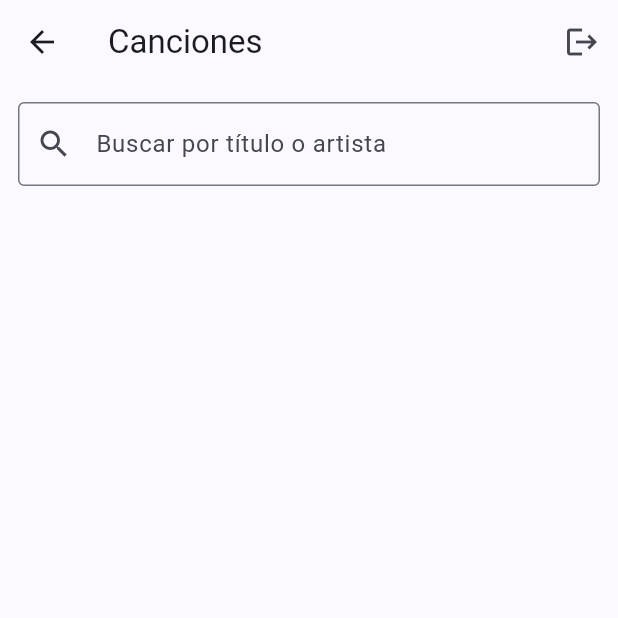
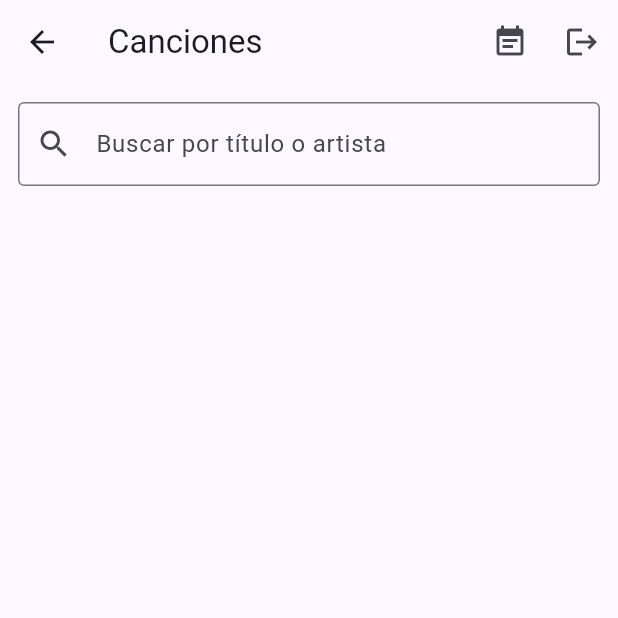
Before and after one commit to Aether-Developers-UY/arc, a Flutter app: the SongListScreen screen opened directly, on a phone screen of 412 x 824 dp, the top half of it. Run offline on Flutter 3.47's test engine with Material 3 defaults, Android fonts, the phone set to English and light mode, and no system bars; our stand-ins replace audioplayers, dio, file_picker, flutter_riverpod, flutter_secure_storage, shared_preferences; accounts and stored records are empty; network calls fail.

Commit message:
Add navigation entry point to setlists from the song list
Co-Authored-By: Claude Sonnet 5 <noreply@anthropic.com>

```diff
--- a/arc_app/lib/features/songs/song_list_screen.dart
+++ b/arc_app/lib/features/songs/song_list_screen.dart
@@ -2,6 +2,7 @@ import 'package:flutter/material.dart';
 import 'package:flutter_riverpod/flutter_riverpod.dart';
 
 import '../auth/auth_provider.dart';
+import '../setlists/setlist_list_screen.dart';
 import 'song_detail_screen.dart';
 import 'song_editor_screen.dart';
 import 'song_list_provider.dart';
@@ -30,6 +31,13 @@ class _SongListScreenState extends ConsumerState<SongListScreen> {
       appBar: AppBar(
         title: const Text('Canciones'),
         actions: [
+          IconButton(
+            icon: const Icon(Icons.event_note),
+            tooltip: 'Setlists',
+            onPressed: () => Navigator.of(context).push(
+              MaterialPageRoute(builder: (_) => const SetlistListScreen()),
+            ),
+          ),
           IconButton(
             icon: const Icon(Icons.logout),
             onPressed: () => ref.read(authProvider.notifier).logout(),
```
